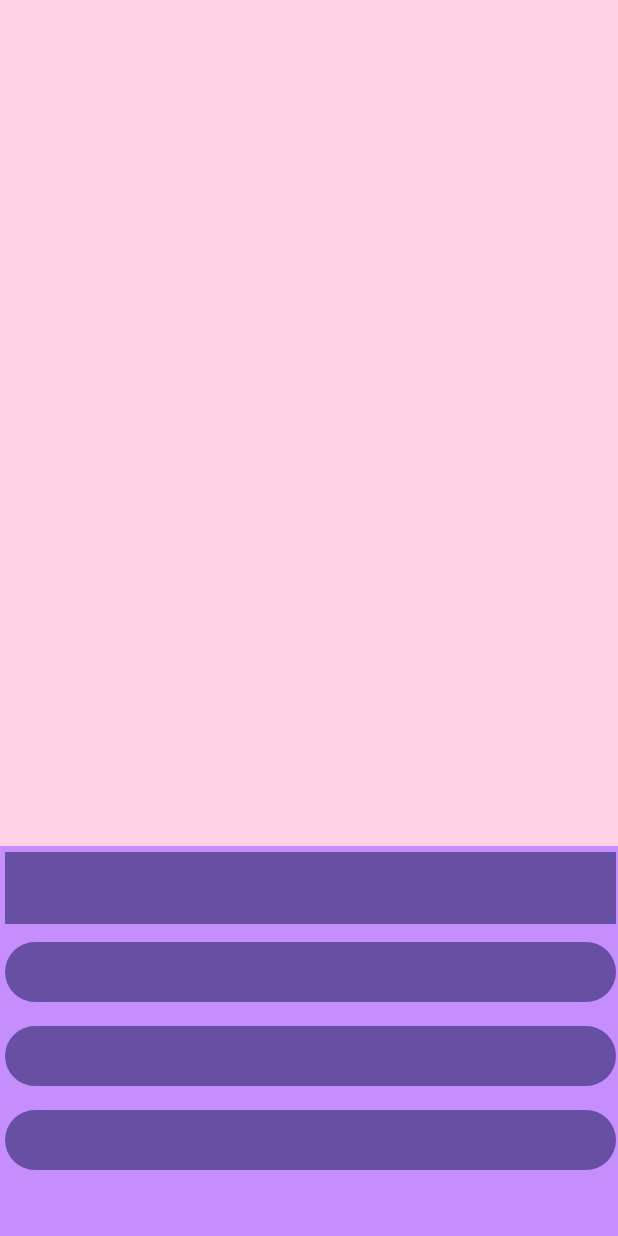
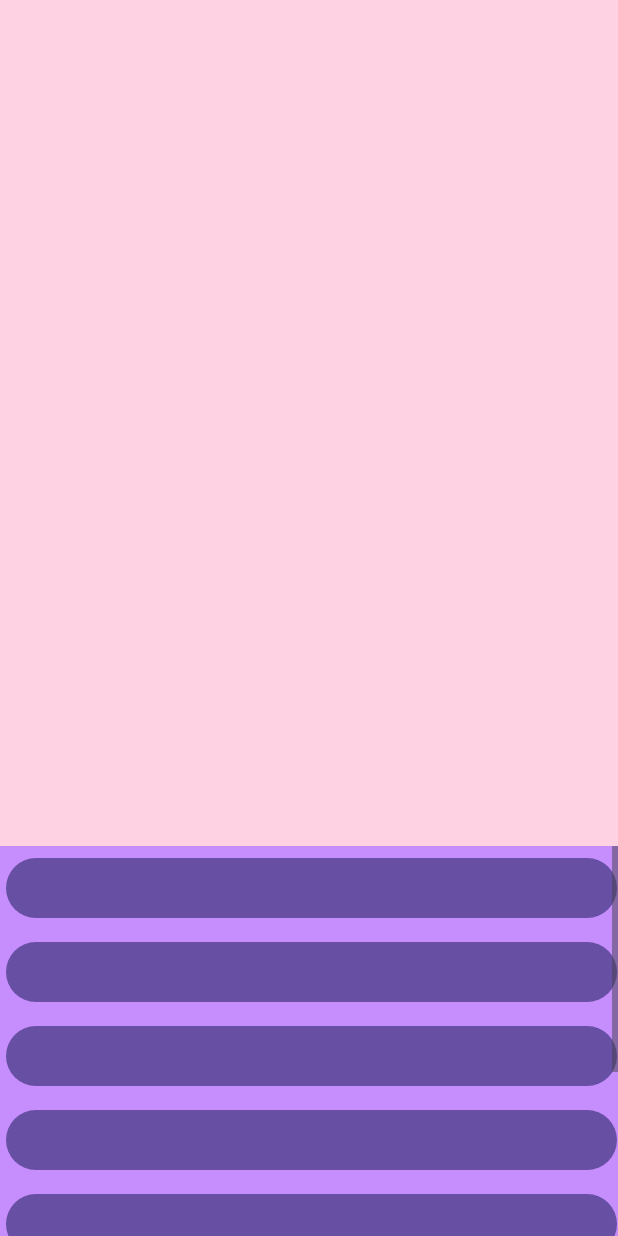
Before and after one commit to NNLisk/lutemonProject, an Android app: the layout activity_battle.xml on its own in the app's theme, with its tools: preview values and no code run, on a phone screen of 412 x 824 dp. Run offline under Robolectric (Android 15) with nearby library versions, the phone set to English and light mode, and no system bars.

Commit message:
button change 1

```diff
--- a/app/src/main/res/layout/activity_battle.xml
+++ b/app/src/main/res/layout/activity_battle.xml
@@ -7,6 +7,14 @@
     android:layout_height="match_parent"
     android:background="@color/palette4"
     tools:context=".GUI.Battle">
+
+    <ScrollView
+        android:layout_width="match_parent"
+        android:layout_height="260dp"
+        app:layout_constraintBottom_toBottomOf="parent"
+        app:layout_constraintStart_toStartOf="parent"
+        app:layout_constraintEnd_toEndOf="parent">
+
 
         <LinearLayout
             android:id="@+id/abilityButtonContainer"
@@ -19,34 +27,63 @@
             app:layout_constraintStart_toStartOf="parent">
 
             <Button
-            android:id="@+id/playerAbility1"
+                android:id="@+id/player1Ability1"
                 android:layout_width="match_parent"
                 android:layout_height="wrap_content"
-            android:layout_margin="4dp"
-            android:background="@color/palette1" />
+                android:layout_margin="4dp" />
 
             <Button
-            android:id="@+id/playerAbility2"
-            android:layout_width="match_parent"
-            android:layout_height="wrap_content"
-            android:layout_margin="4dp"
-            android:contentDescription="@string/playerAbility"
-            android:textColorLink="#8f87f1" />
-
-        <Button
-            android:id="@+id/playerAbility3"
+                android:id="@+id/player1Ability2"
                 android:layout_width="match_parent"
                 android:layout_height="wrap_content"
                 android:layout_margin="4dp"
                 android:contentDescription="@string/playerAbility" />
 
             <Button
-            android:id="@+id/playerAbility4"
+                android:id="@+id/player1Ability3"
+                android:layout_width="match_parent"
+                android:layout_height="wrap_content"
+                android:layout_margin="4dp"
+                android:contentDescription="@string/playerAbility" />
+
+            <Button
+                android:id="@+id/player1Ability4"
+                android:layout_width="match_parent"
+                android:layout_height="wrap_content"
+                android:layout_margin="4dp"
+                android:contentDescription="@string/playerAbility" />
+
+            <Button
+                android:id="@+id/player2Ability1"
+                android:layout_width="match_parent"
+                android:layout_height="wrap_content"
+                android:layout_margin="4dp"
+                android:contentDescription="@string/playerAbility" />
+            <Button
+                android:id="@+id/player2Ability2"
+                android:layout_width="match_parent"
+                android:layout_height="wrap_content"
+                android:layout_margin="4dp"
+                android:contentDescription="@string/playerAbility" />
+            <Button
+                android:id="@+id/player2Ability3"
+                android:layout_width="match_parent"
+                android:layout_height="wrap_content"
+                android:layout_margin="4dp"
+                android:contentDescription="@string/playerAbility" />
+            <Button
+                android:id="@+id/player2Ability4"
                 android:layout_width="match_parent"
                 android:layout_height="wrap_content"
                 android:layout_margin="4dp"
                 android:contentDescription="@string/playerAbility" />
         </LinearLayout>
+
+    </ScrollView>
+
+
+
+
 
     <LinearLayout
         android:id="@+id/playerContainer"
```
Also changed, not shown: app/src/main/java/com/example/lutemonnikomatei/GUI/Battle.java (+56 -49 lines). Lines whose indentation alone changed are shown as unchanged.
